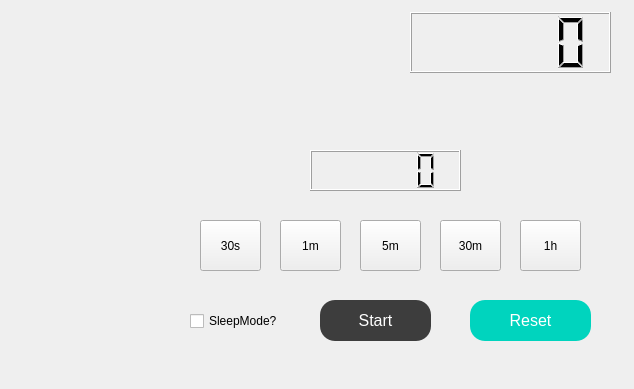
First picture: the form in mainwindow.ui, repository SaNcHeS12557/CSDowner, before the edit.
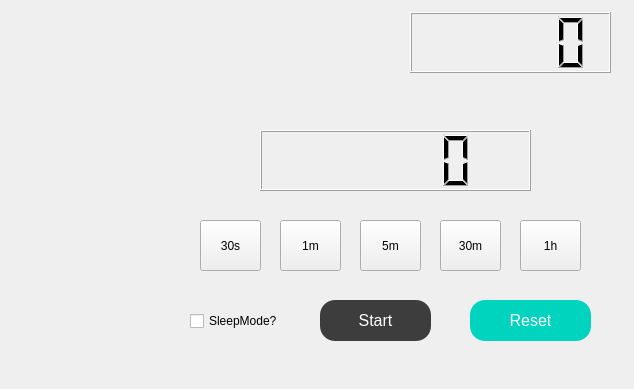
Second picture: the form after the edit. Icons and pictures are not drawn.

```diff
--- a/mainwindow.ui
+++ b/mainwindow.ui
@@ -200,10 +200,10 @@
    <widget class="QLCDNumber" name="labelTimerValue">
     <property name="geometry">
      <rect>
-      <x>310</x>
-      <y>150</y>
-      <width>151</width>
-      <height>41</height>
+      <x>260</x>
+      <y>130</y>
+      <width>271</width>
+      <height>61</height>
      </rect>
     </property>
    </widget>
```
Left out of the diff: 2 changed lines with no effect on the pictures.
